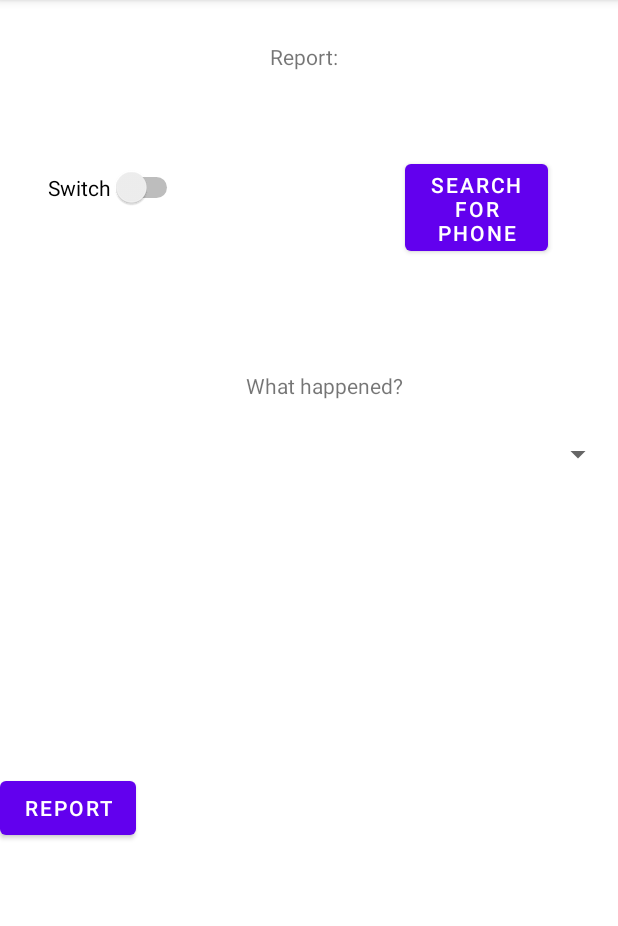
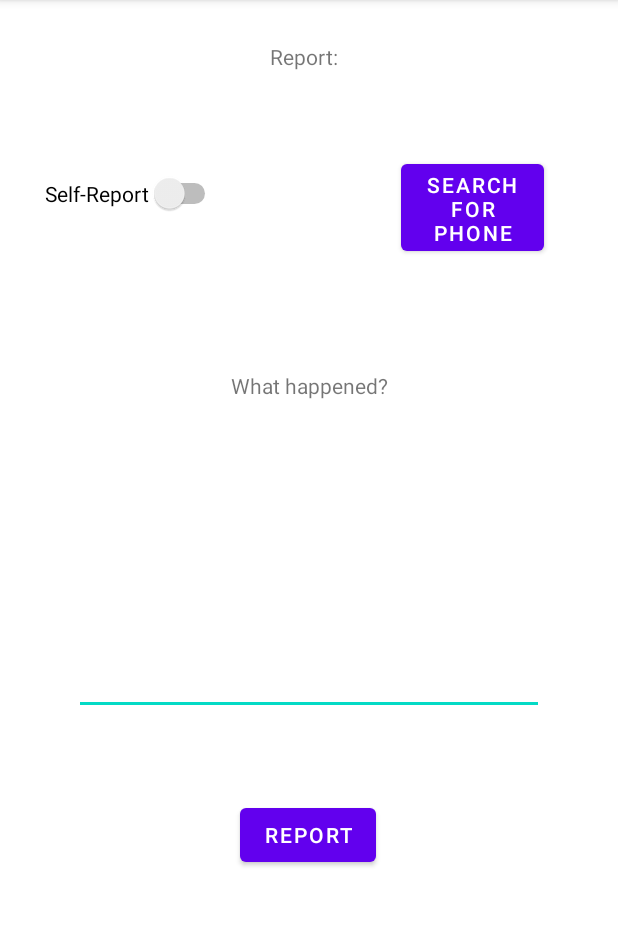
Before and after one commit to Undying-Merch/Diktator-App, an Android app: the Report screen opened directly, with no data from a screen before it, on a phone screen of 412 x 824 dp, the part 84-1010 px from its top. Run offline under Robolectric (Android 15) with nearby library versions, the phone set to English and light mode, and no system bars; network calls fail.

Commit message:
Bluetooth
Made bluetooth permissions and made a function for searching and discovering bluetooth units.

```diff
--- a/app/src/main/java/com/example/diktatorapp/Report.java
+++ b/app/src/main/java/com/example/diktatorapp/Report.java
@@ -1,14 +1,168 @@
 package com.example.diktatorapp;
 
+import androidx.activity.result.contract.ActivityResultContracts;
+import androidx.appcompat.app.AlertDialog;
 import androidx.appcompat.app.AppCompatActivity;
+import androidx.core.app.ActivityCompat;
+import androidx.core.content.ContextCompat;
 
+import android.bluetooth.BluetoothAdapter;
+import android.bluetooth.BluetoothDevice;
+import android.bluetooth.BluetoothManager;
+import android.content.BroadcastReceiver;
+import android.content.Context;
+import android.content.DialogInterface;
+import android.content.Intent;
+import android.content.IntentFilter;
+import android.content.pm.PackageManager;
+import android.location.LocationManager;
+import android.os.Build;
 import android.os.Bundle;
+import android.provider.Settings;
+import android.view.View;
+import android.widget.Button;
+import android.widget.CompoundButton;
+import android.widget.Switch;
+import android.Manifest;
 
 public class Report extends AppCompatActivity {
+
+    Switch selfReport;
+    Button searchBtn;
+    boolean checkedButton, isGPSEnabled;
+    private BluetoothManager bluetoothManager;
+    private BluetoothAdapter bluetoothAdapter;
+    LocationManager locationManager;
 
     @Override
     protected void onCreate(Bundle savedInstanceState) {
         super.onCreate(savedInstanceState);
         setContentView(R.layout.activity_report);
+
+        selfReport = (Switch) findViewById(R.id.reportSwitch);
+        searchBtn = (Button) findViewById(R.id.phoneSearchBtn);
+
+        locationManager = (LocationManager) getSystemService(Context.LOCATION_SERVICE);
+        isGPSEnabled = locationManager.isProviderEnabled(LocationManager.GPS_PROVIDER);
+        if (!isGPSEnabled) {
+            startActivityForResult(new Intent(Settings.ACTION_LOCATION_SOURCE_SETTINGS), 2);
+        }
+
+
+
+        checkedButton = false;
+
+        selfReport.setOnCheckedChangeListener(new CompoundButton.OnCheckedChangeListener() {
+            @Override
+            public void onCheckedChanged(CompoundButton compoundButton, boolean b) {
+                if (checkedButton == false) {
+                    checkedButton = true;
+                    searchBtn.setEnabled(false);
+                } else {
+                    checkedButton = false;
+                    searchBtn.setEnabled(true);
+                }
+            }
+        });
+
+        bluetoothPerm();
+
+        bluetoothManager = getSystemService(BluetoothManager.class);
+        bluetoothAdapter = bluetoothManager.getAdapter();
+
+        if (bluetoothAdapter == null){
+            dialogBox("Phone doesn't support bluetooth");
+        }
+
+        IntentFilter filter = new IntentFilter();
+        filter.addAction(BluetoothAdapter.ACTION_DISCOVERY_STARTED);
+        filter.addAction(BluetoothAdapter.ACTION_DISCOVERY_FINISHED);
+        filter.addAction(BluetoothAdapter.ACTION_STATE_CHANGED);
+        filter.addAction(BluetoothDevice.ACTION_FOUND);
+        registerReceiver(reciever, filter);
+
+
+    }
+
+
+    private final BroadcastReceiver reciever = new BroadcastReceiver() {
+        public void onReceive(Context context, Intent intent) {
+            String action = intent.getAction();
+            if (BluetoothDevice.ACTION_FOUND.equals(action)){
+                BluetoothDevice device = intent.getParcelableExtra(BluetoothDevice.EXTRA_DEVICE);
+                String deviceName = device.getName();
+                String deviceHardwareAdress = device.getAddress();
+                dialogBox("Name: " + deviceName + " - Mac: " + deviceHardwareAdress);
+            }
+        }
+    };
+
+    @Override
+    protected void onDestroy(){
+        super.onDestroy();
+
+        unregisterReceiver(reciever);
+    }
+
+
+
+    public void check(View v) {
+
+        boolean startCheck = bluetoothAdapter.startDiscovery();
+        dialogBox(String.valueOf(startCheck));
+    }
+
+    public void dialogBox(String tekst) {
+        DialogInterface.OnClickListener dialogListener = new DialogInterface.OnClickListener() {
+            @Override
+            public void onClick(DialogInterface dialog, int which) {
+                switch (which) {
+                    case DialogInterface.BUTTON_POSITIVE:
+                        break;
+                }
+            }
+        };
+        AlertDialog.Builder builder = new AlertDialog.Builder(Report.this);
+        builder.setMessage(tekst).setPositiveButton("OK", dialogListener).show();
+    }
+
+    public void searchForBT(View view){
+
+    }
+
+    private void bluetoothPerm(){
+        if (ContextCompat.checkSelfPermission(Report.this, Manifest.permission.BLUETOOTH_ADMIN) == PackageManager.PERMISSION_DENIED)
+        {
+            if (Build.VERSION.SDK_INT >= Build.VERSION_CODES.S)
+            {
+                ActivityCompat.requestPermissions(Report.this, new String[]{Manifest.permission.BLUETOOTH_ADMIN}, 2);
+                return;
+            }
+        }
+        if (ContextCompat.checkSelfPermission(Report.this, Manifest.permission.BLUETOOTH_CONNECT) == PackageManager.PERMISSION_DENIED)
+        {
+            if (Build.VERSION.SDK_INT >= Build.VERSION_CODES.S)
+            {
+                ActivityCompat.requestPermissions(Report.this, new String[]{Manifest.permission.BLUETOOTH_CONNECT}, 2);
+                return;
+            }
+        }
+        if (ContextCompat.checkSelfPermission(Report.this, Manifest.permission.BLUETOOTH_SCAN) == PackageManager.PERMISSION_DENIED)
+        {
+            if (Build.VERSION.SDK_INT >= Build.VERSION_CODES.S)
+            {
+                ActivityCompat.requestPermissions(Report.this, new String[]{Manifest.permission.BLUETOOTH_SCAN}, 2);
+                return;
+            }
+        }
+        if (ContextCompat.checkSelfPermission(Report.this, Manifest.permission.ACCESS_COARSE_LOCATION) == PackageManager.PERMISSION_DENIED)
+        {
+            if (Build.VERSION.SDK_INT >= Build.VERSION_CODES.S)
+            {
+                ActivityCompat.requestPermissions(Report.this, new String[]{Manifest.permission.ACCESS_COARSE_LOCATION}, 2);
+                return;
+            }
+        }
+
     }
 }
--- a/app/src/main/res/layout/activity_report.xml
+++ b/app/src/main/res/layout/activity_report.xml
@@ -17,40 +17,35 @@
         app:layout_constraintTop_toTopOf="parent" />
 
     <Switch
-        android:id="@+id/switch1"
+        android:id="@+id/reportSwitch"
         android:layout_width="wrap_content"
         android:layout_height="wrap_content"
-        android:layout_marginStart="32dp"
-        android:layout_marginTop="64dp"
-        android:text="Switch"
+        android:layout_marginTop="68dp"
+        android:text="Self-Report"
+        app:layout_constraintEnd_toEndOf="parent"
+        app:layout_constraintHorizontal_bias="0.102"
         app:layout_constraintStart_toStartOf="parent"
         app:layout_constraintTop_toBottomOf="@+id/textView8" />
 
     <Button
-        android:id="@+id/button6"
+        android:id="@+id/phoneSearchBtn"
         android:layout_width="95dp"
         android:layout_height="70dp"
-        android:layout_marginStart="148dp"
         android:layout_marginTop="56dp"
+        android:onClick="check"
         android:text="Search for Phone"
-        app:layout_constraintStart_toEndOf="@+id/switch1"
+        app:layout_constraintEnd_toEndOf="parent"
+        app:layout_constraintHorizontal_bias="0.844"
+        app:layout_constraintStart_toStartOf="parent"
         app:layout_constraintTop_toBottomOf="@+id/textView8" />
-
-    <Spinner
-        android:id="@+id/spinner"
-        android:layout_width="409dp"
-        android:layout_height="wrap_content"
-        android:layout_marginTop="24dp"
-        app:layout_constraintStart_toStartOf="parent"
-        app:layout_constraintTop_toBottomOf="@+id/textView9" />
 
     <TextView
         android:id="@+id/textView9"
         android:layout_width="wrap_content"
         android:layout_height="wrap_content"
-        android:layout_marginStart="164dp"
         android:layout_marginTop="200dp"
         android:text="What happened?"
+        app:layout_constraintEnd_toEndOf="parent"
         app:layout_constraintStart_toStartOf="parent"
         app:layout_constraintTop_toBottomOf="@+id/textView8" />
 
@@ -58,9 +53,24 @@
         android:id="@+id/button7"
         android:layout_width="wrap_content"
         android:layout_height="wrap_content"
-        android:layout_marginTop="200dp"
+        android:layout_marginTop="56dp"
         android:text="Report"
-        app:layout_constraintTop_toBottomOf="@+id/spinner"
-        tools:layout_editor_absoluteX="158dp" />
+        app:layout_constraintEnd_toEndOf="parent"
+        app:layout_constraintHorizontal_bias="0.498"
+        app:layout_constraintStart_toStartOf="parent"
+        app:layout_constraintTop_toBottomOf="@+id/reportDesc" />
+
+    <EditText
+        android:id="@+id/reportDesc"
+        android:layout_width="313dp"
+        android:layout_height="110dp"
+        android:layout_marginTop="100dp"
+        android:ems="10"
+        android:gravity="start|top"
+        android:inputType="textMultiLine"
+        app:layout_constraintEnd_toEndOf="parent"
+        app:layout_constraintHorizontal_bias="0.497"
+        app:layout_constraintStart_toStartOf="parent"
+        app:layout_constraintTop_toBottomOf="@+id/textView9" />
 
 </androidx.constraintlayout.widget.ConstraintLayout>
```
Also changed, not shown: app/src/main/AndroidManifest.xml (+20 -0 lines).
